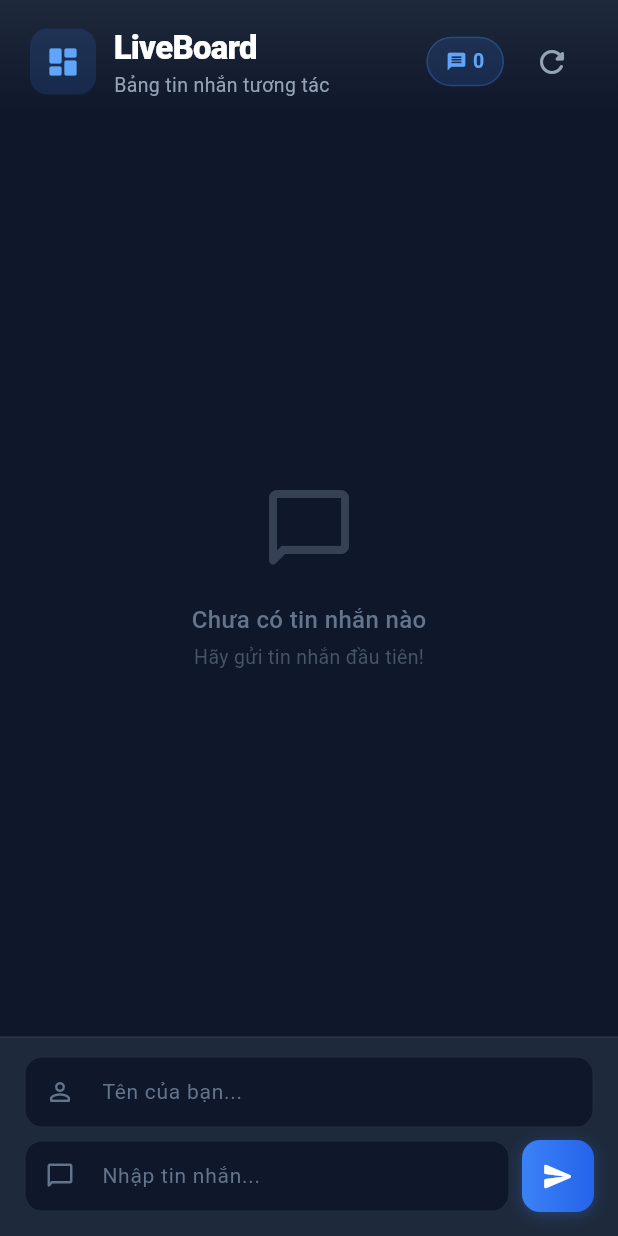
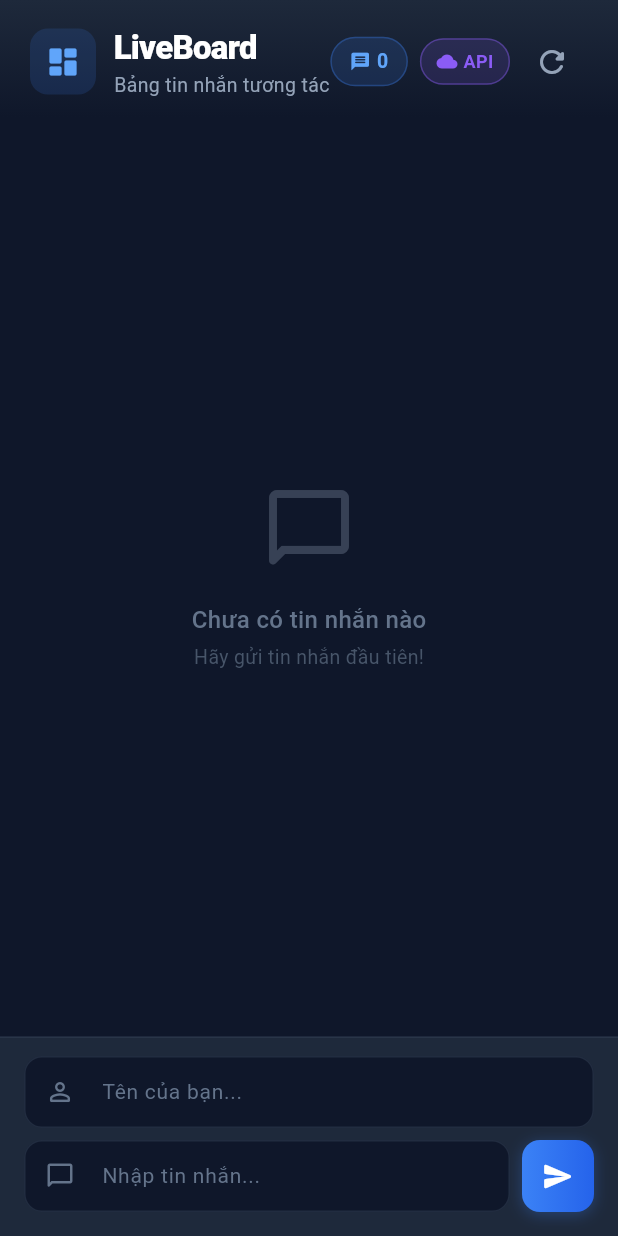
Before and after one commit to TranMinh0903/liveboard-app, a Flutter app: the screen it shows after launch, on a phone screen of 412 x 824 dp. Run offline on Flutter 3.47's test engine with Material 3 defaults, Android fonts, the phone set to English and light mode, and no system bars; our stand-ins replace sqflite; accounts and stored records are empty; network calls fail.

Commit message:
feat: add SQLite local database with API/SQLite toggle

```diff
--- a/lib/screens/liveboard_screen.dart
+++ b/lib/screens/liveboard_screen.dart
@@ -2,6 +2,7 @@ import 'dart:async';
 import 'package:flutter/material.dart';
 import '../models/message.dart';
 import '../services/message_service.dart';
+import '../services/local_message_service.dart';
 
 class LiveBoardScreen extends StatefulWidget {
   const LiveBoardScreen({super.key});
@@ -18,6 +19,7 @@ class _LiveBoardScreenState extends State<LiveBoardScreen> {
   List<Message> _messages = [];
   bool _isLoading = false;
   bool _isSending = false;
+  bool _useSQLite = false; // Toggle: false = API, true = SQLite
   Timer? _refreshTimer;
 
   @override
@@ -41,7 +43,9 @@ class _LiveBoardScreenState extends State<LiveBoardScreen> {
   }
 
   Future<void> _loadMessages() async {
-    final messages = await MessageService.getAllMessages();
+    final messages = _useSQLite
+        ? await LocalMessageService.getAllMessages()
+        : await MessageService.getAllMessages();
     if (mounted) {
       setState(() {
         _messages = messages;
@@ -66,10 +70,9 @@ class _LiveBoardScreenState extends State<LiveBoardScreen> {
 
     setState(() => _isSending = true);
 
-    final success = await MessageService.createMessage(
-      senderName: name,
-      content: content,
-    );
+    final success = _useSQLite
+        ? await LocalMessageService.createMessage(senderName: name, content: content)
+        : await MessageService.createMessage(senderName: name, content: content);
 
     setState(() => _isSending = false);
 
@@ -93,7 +96,9 @@ class _LiveBoardScreenState extends State<LiveBoardScreen> {
   }
 
   Future<void> _likeMessage(int id) async {
-    final success = await MessageService.likeMessage(id);
+    final success = _useSQLite
+        ? await LocalMessageService.likeMessage(id)
+        : await MessageService.likeMessage(id);
     if (success) {
       await _loadMessages();
     }
@@ -119,7 +124,9 @@ class _LiveBoardScreenState extends State<LiveBoardScreen> {
     );
 
     if (confirmed == true) {
-      final success = await MessageService.deleteMessage(id);
+      final success = _useSQLite
+          ? await LocalMessageService.deleteMessage(id)
+          : await MessageService.deleteMessage(id);
       if (success) {
         await _loadMessages();
       }
@@ -230,6 +237,55 @@ class _LiveBoardScreenState extends State<LiveBoardScreen> {
             ),
           ),
           const SizedBox(width: 8),
+          // Toggle API / SQLite
+          GestureDetector(
+            onTap: () {
+              setState(() {
+                _useSQLite = !_useSQLite;
+                _messages = [];
+                _isLoading = true;
+              });
+              _loadMessages();
+            },
+            child: Container(
+              padding: const EdgeInsets.symmetric(horizontal: 10, vertical: 6),
+              decoration: BoxDecoration(
+                color: _useSQLite
+                    ? const Color(0xFF10B981).withOpacity(0.15)
+                    : const Color(0xFF8B5CF6).withOpacity(0.15),
+                borderRadius: BorderRadius.circular(20),
+                border: Border.all(
+                  color: _useSQLite
+                      ? const Color(0xFF10B981).withOpacity(0.4)
+                      : const Color(0xFF8B5CF6).withOpacity(0.4),
+                ),
+              ),
+              child: Row(
+                mainAxisSize: MainAxisSize.min,
+                children: [
+                  Icon(
+                    _useSQLite ? Icons.storage_rounded : Icons.cloud_rounded,
+                    size: 14,
+                    color: _useSQLite
+                        ? const Color(0xFF10B981)
+                        : const Color(0xFF8B5CF6),
+                  ),
+                  const SizedBox(width: 4),
+                  Text(
+                    _useSQLite ? 'SQLite' : 'API',
+                    style: TextStyle(
+                      fontSize: 12,
+                      fontWeight: FontWeight.w700,
+                      color: _useSQLite
+                          ? const Color(0xFF10B981)
+                          : const Color(0xFF8B5CF6),
+                    ),
+                  ),
+                ],
+              ),
+            ),
+          ),
+          const SizedBox(width: 4),
           // Refresh button
           IconButton(
             onPressed: () {
--- a/pubspec.yaml
+++ b/pubspec.yaml
@@ -35,6 +35,8 @@ dependencies:
   # Use with the CupertinoIcons class for iOS style icons.
   cupertino_icons: ^1.0.8
   http: ^1.6.0
+  sqflite: ^2.3.0
+  path: ^1.8.0
 
 dev_dependencies:
   flutter_test:
```
Also changed, not shown: lib/services/database_helper.dart (added, +83 -0 lines), lib/services/local_message_service.dart (added, +64 -0 lines), pubspec.lock.
